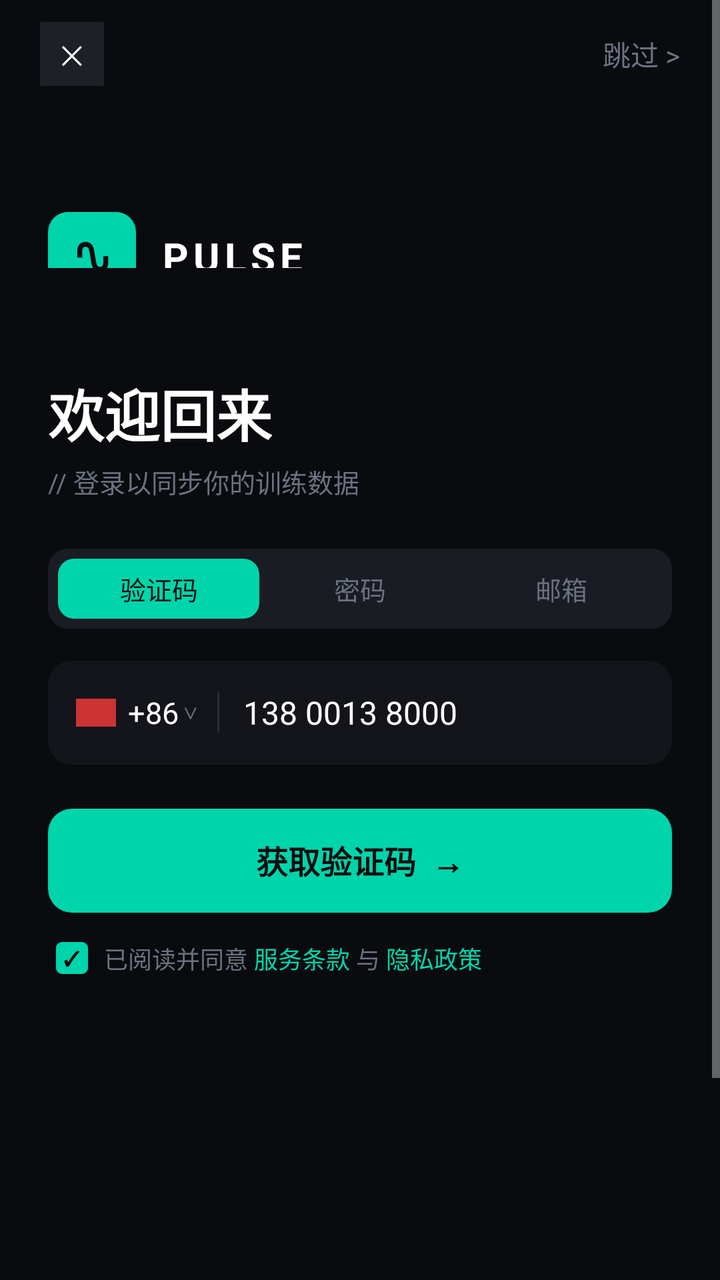
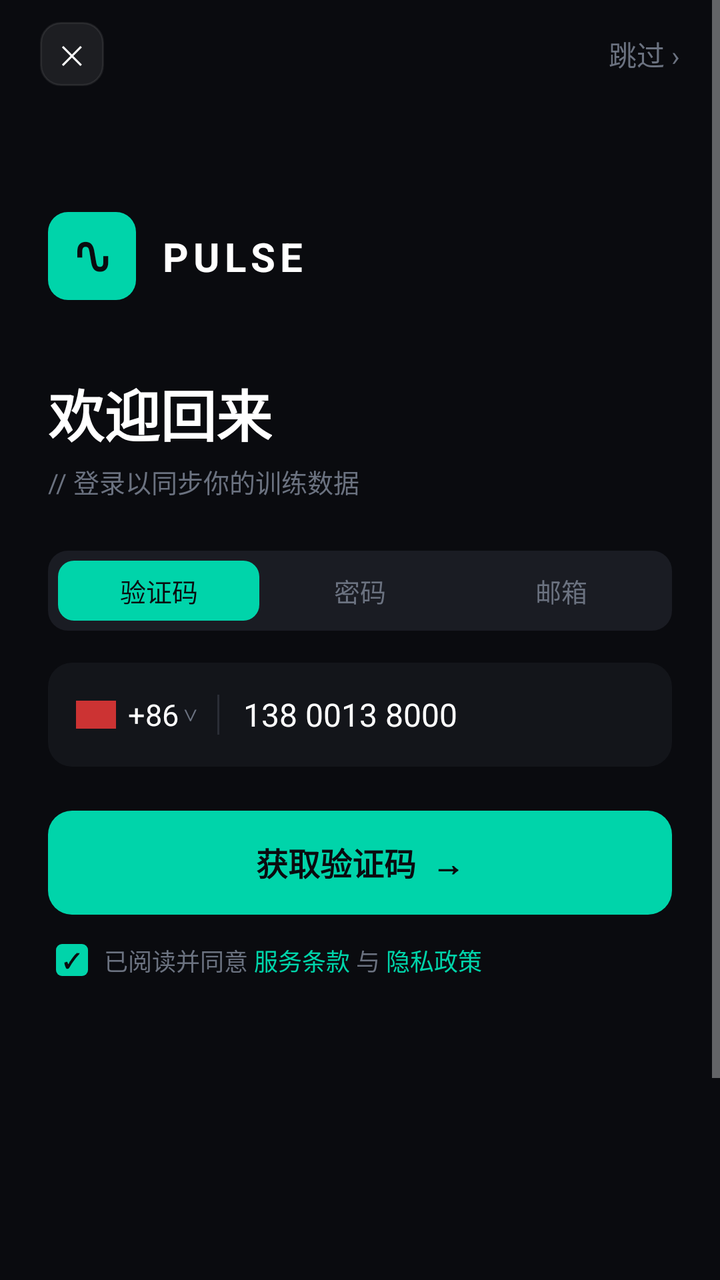

An Android layout rendered at two revisions. The XML below is the earlier revision; the diff shows what the commit changed to produce the second picture.
<!-- AndroidManifest.xml: application theme AppTheme -->
<!-- res/layout/activity_login.xml -->
<?xml version="1.0" encoding="utf-8"?>
<ScrollView xmlns:android="http://schemas.android.com/apk/res/android"
    xmlns:app="http://schemas.android.com/apk/res-auto"
    android:id="@+id/login_scroll"
    android:layout_width="match_parent"
    android:layout_height="match_parent"
    android:background="@color/login_bg"
    android:fillViewport="true">

    <androidx.constraintlayout.widget.ConstraintLayout
        android:id="@+id/login_root"
        android:layout_width="match_parent"
        android:layout_height="wrap_content"
        android:minHeight="760dp">

        
        <androidx.constraintlayout.widget.ConstraintLayout
            android:id="@+id/login_nav_bar"
            android:layout_width="0dp"
            android:layout_height="54dp"
            app:layout_constraintTop_toTopOf="parent"
            app:layout_constraintStart_toStartOf="parent"
            app:layout_constraintEnd_toEndOf="parent">

            <TextView
                android:id="@+id/login_btn_close"
                android:layout_width="32dp"
                android:layout_height="32dp"
                android:text="✕"
                android:textColor="@color/text_primary"
                android:textSize="13sp"
                android:gravity="center"
                android:background="@color/login_icon_bg"
                app:layout_constraintStart_toStartOf="parent"
                app:layout_constraintTop_toTopOf="parent"
                app:layout_constraintBottom_toBottomOf="parent"
                android:layout_marginStart="20dp" />

            <TextView
                android:id="@+id/login_btn_skip"
                android:layout_width="wrap_content"
                android:layout_height="wrap_content"
                android:text="跳过 &gt;"
                android:textColor="@color/login_text_hint"
                android:textSize="14sp"
                app:layout_constraintEnd_toEndOf="parent"
                app:layout_constraintTop_toTopOf="parent"
                app:layout_constraintBottom_toBottomOf="parent"
                android:layout_marginEnd="20dp" />

        </androidx.constraintlayout.widget.ConstraintLayout>

        
        <androidx.constraintlayout.widget.ConstraintLayout
            android:id="@+id/login_logo_section"
            android:layout_width="0dp"
            android:layout_height="80dp"
            app:layout_constraintTop_toBottomOf="@+id/login_nav_bar"
            app:layout_constraintStart_toStartOf="parent"
            app:layout_constraintEnd_toEndOf="parent">

            
            <FrameLayout
                android:id="@+id/login_logo_icon_bg"
                android:layout_width="44dp"
                android:layout_height="44dp"
                android:background="@drawable/login_bg_logo_icon"
                app:layout_constraintStart_toStartOf="parent"
                app:layout_constraintTop_toTopOf="parent"
                android:layout_marginStart="24dp"
                android:layout_marginTop="52dp">

                
                <TextView
                    android:id="@+id/login_logo_waveform"
                    android:layout_width="wrap_content"
                    android:layout_height="wrap_content"
                    android:layout_gravity="center"
                    android:text="∿"
                    android:textColor="#0A0B0F"
                    android:textSize="26sp"
                    android:textStyle="bold" />

            </FrameLayout>

            <TextView
                android:id="@+id/login_logo_name"
                android:layout_width="wrap_content"
                android:layout_height="wrap_content"
                android:text="PULSE"
                android:textColor="@color/text_primary"
                android:textSize="20sp"
                android:textStyle="bold"
                android:letterSpacing="0.12"
                app:layout_constraintStart_toEndOf="@+id/login_logo_icon_bg"
                app:layout_constraintTop_toTopOf="@+id/login_logo_icon_bg"
                app:layout_constraintBottom_toBottomOf="@+id/login_logo_icon_bg"
                android:layout_marginStart="12dp" />

        </androidx.constraintlayout.widget.ConstraintLayout>

        
        <LinearLayout
            android:id="@+id/login_title_section"
            android:layout_width="0dp"
            android:layout_height="wrap_content"
            android:orientation="vertical"
            android:paddingStart="24dp"
            android:paddingEnd="24dp"
            android:paddingTop="52dp"
            android:paddingBottom="16dp"
            app:layout_constraintTop_toBottomOf="@+id/login_logo_section"
            app:layout_constraintStart_toStartOf="parent"
            app:layout_constraintEnd_toEndOf="parent">

            <TextView
                android:id="@+id/login_text_title"
                android:layout_width="wrap_content"
                android:layout_height="wrap_content"
                android:text="欢迎回来"
                android:textColor="@color/text_primary"
                android:textSize="28sp"
                android:textStyle="bold" />

            <TextView
                android:id="@+id/login_text_subtitle"
                android:layout_width="wrap_content"
                android:layout_height="wrap_content"
                android:text="// 登录以同步你的训练数据"
                android:textColor="@color/login_text_hint"
                android:textSize="13sp"
                android:layout_marginTop="4dp" />

        </LinearLayout>

        
        <FrameLayout
            android:id="@+id/login_tabs"
            android:layout_width="0dp"
            android:layout_height="40dp"
            android:layout_marginStart="24dp"
            android:layout_marginEnd="24dp"
            android:layout_marginTop="8dp"
            android:background="@drawable/login_bg_tab_container"
            android:padding="5dp"
            app:layout_constraintTop_toBottomOf="@+id/login_title_section"
            app:layout_constraintStart_toStartOf="parent"
            app:layout_constraintEnd_toEndOf="parent">

            <LinearLayout
                android:id="@+id/login_tab_row"
                android:layout_width="match_parent"
                android:layout_height="match_parent"
                android:orientation="horizontal">

                <TextView
                    android:id="@+id/login_tab_code"
                    android:layout_width="0dp"
                    android:layout_height="match_parent"
                    android:layout_weight="1"
                    android:text="验证码"
                    android:textColor="@color/login_bg"
                    android:textSize="13sp"
                    android:gravity="center"
                    android:background="@drawable/login_bg_tab_selected" />

                <TextView
                    android:id="@+id/login_tab_password"
                    android:layout_width="0dp"
                    android:layout_height="match_parent"
                    android:layout_weight="1"
                    android:text="密码"
                    android:textColor="@color/login_text_hint"
                    android:textSize="13sp"
                    android:gravity="center" />

                <TextView
                    android:id="@+id/login_tab_email"
                    android:layout_width="0dp"
                    android:layout_height="match_parent"
                    android:layout_weight="1"
                    android:text="邮箱"
                    android:textColor="@color/login_text_hint"
                    android:textSize="13sp"
                    android:gravity="center" />

            </LinearLayout>

        </FrameLayout>

        
        <LinearLayout
            android:id="@+id/login_field_phone"
            android:layout_width="0dp"
            android:layout_height="52dp"
            android:layout_marginStart="24dp"
            android:layout_marginEnd="24dp"
            android:layout_marginTop="16dp"
            android:orientation="horizontal"
            android:background="@drawable/login_bg_input"
            android:gravity="center_vertical"
            android:paddingStart="14dp"
            android:paddingEnd="14dp"
            app:layout_constraintTop_toBottomOf="@+id/login_tabs"
            app:layout_constraintStart_toStartOf="parent"
            app:layout_constraintEnd_toEndOf="parent">

            
            <View
                android:id="@+id/login_phone_flag"
                android:layout_width="20dp"
                android:layout_height="14dp"
                android:background="#CC3333" />

            <TextView
                android:id="@+id/login_phone_code"
                android:layout_width="wrap_content"
                android:layout_height="wrap_content"
                android:text="+86"
                android:textColor="@color/text_primary"
                android:textSize="15sp"
                android:layout_marginStart="6dp" />

            <TextView
                android:id="@+id/login_phone_chevron"
                android:layout_width="wrap_content"
                android:layout_height="wrap_content"
                android:text=" ∨"
                android:textColor="@color/login_text_hint"
                android:textSize="10sp" />

            <View
                android:id="@+id/login_phone_divider"
                android:layout_width="1dp"
                android:layout_height="20dp"
                android:background="@color/login_divider"
                android:layout_marginStart="10dp"
                android:layout_marginEnd="12dp" />

            <TextView
                android:id="@+id/login_phone_number"
                android:layout_width="0dp"
                android:layout_height="wrap_content"
                android:layout_weight="1"
                android:text="138 0013 8000"
                android:textColor="@color/text_primary"
                android:textSize="16sp" />

        </LinearLayout>

        
        <FrameLayout
            android:id="@+id/login_btn_submit"
            android:layout_width="0dp"
            android:layout_height="52dp"
            android:layout_marginStart="24dp"
            android:layout_marginEnd="24dp"
            android:layout_marginTop="22dp"
            android:background="@drawable/login_bg_btn_cyan"
            app:layout_constraintTop_toBottomOf="@+id/login_field_phone"
            app:layout_constraintStart_toStartOf="parent"
            app:layout_constraintEnd_toEndOf="parent">

            <TextView
                android:id="@+id/login_btn_verify_text"
                android:layout_width="wrap_content"
                android:layout_height="wrap_content"
                android:layout_gravity="center"
                android:text="获取验证码  →"
                android:textColor="@color/login_bg"
                android:textSize="16sp"
                android:textStyle="bold" />

        </FrameLayout>

        
        <LinearLayout
            android:id="@+id/login_agreement_row"
            android:layout_width="0dp"
            android:layout_height="wrap_content"
            android:layout_marginStart="28dp"
            android:layout_marginEnd="24dp"
            android:layout_marginTop="14dp"
            android:orientation="horizontal"
            android:gravity="center_vertical"
            app:layout_constraintTop_toBottomOf="@+id/login_btn_submit"
            app:layout_constraintStart_toStartOf="parent"
            app:layout_constraintEnd_toEndOf="parent">

            
            <FrameLayout
                android:id="@+id/login_agreement_checkbox"
                android:layout_width="16dp"
                android:layout_height="16dp"
                android:background="@drawable/login_bg_checkbox_checked">

                <TextView
                    android:id="@+id/login_agreement_check_icon"
                    android:layout_width="wrap_content"
                    android:layout_height="wrap_content"
                    android:layout_gravity="center"
                    android:text="✓"
                    android:textColor="@color/login_bg"
                    android:textSize="10sp"
                    android:textStyle="bold" />

            </FrameLayout>

            <TextView
                android:id="@+id/login_agreement_prefix"
                android:layout_width="wrap_content"
                android:layout_height="wrap_content"
                android:text="已阅读并同意 "
                android:textColor="@color/login_text_hint"
                android:textSize="12sp"
                android:layout_marginStart="8dp" />

            <TextView
                android:id="@+id/login_agreement_terms"
                android:layout_width="wrap_content"
                android:layout_height="wrap_content"
                android:text="服务条款"
                android:textColor="@color/login_cyan"
                android:textSize="12sp" />

            <TextView
                android:id="@+id/login_agreement_and"
                android:layout_width="wrap_content"
                android:layout_height="wrap_content"
                android:text=" 与 "
                android:textColor="@color/login_text_hint"
                android:textSize="12sp" />

            <TextView
                android:id="@+id/login_agreement_privacy"
                android:layout_width="wrap_content"
                android:layout_height="wrap_content"
                android:text="隐私政策"
                android:textColor="@color/login_cyan"
                android:textSize="12sp" />

        </LinearLayout>

        
        <androidx.constraintlayout.widget.ConstraintLayout
            android:id="@+id/login_divider_section"
            android:layout_width="0dp"
            android:layout_height="16dp"
            android:layout_marginTop="160dp"
            app:layout_constraintTop_toBottomOf="@+id/login_agreement_row"
            app:layout_constraintStart_toStartOf="parent"
            app:layout_constraintEnd_toEndOf="parent">

            <View
                android:id="@+id/login_divider_left"
                android:layout_width="0dp"
                android:layout_height="1dp"
                android:background="@color/login_divider"
                app:layout_constraintStart_toStartOf="parent"
                app:layout_constraintEnd_toStartOf="@+id/login_divider_label"
                app:layout_constraintTop_toTopOf="parent"
                app:layout_constraintBottom_toBottomOf="parent"
                android:layout_marginStart="24dp"
                android:layout_marginEnd="12dp" />

            <TextView
                android:id="@+id/login_divider_label"
                android:layout_width="95dp"
                android:layout_height="wrap_content"
                android:text="OR · 其他方式"
                android:textColor="@color/login_text_hint"
                android:textSize="12sp"
                app:layout_constraintStart_toStartOf="parent"
                app:layout_constraintEnd_toEndOf="parent"
                app:layout_constraintTop_toTopOf="parent"
                app:layout_constraintBottom_toBottomOf="parent" />

            <View
                android:id="@+id/login_divider_right"
                android:layout_width="0dp"
                android:layout_height="1dp"
                android:background="@color/login_divider"
                app:layout_constraintStart_toEndOf="@+id/login_divider_label"
                app:layout_constraintEnd_toEndOf="parent"
                app:layout_constraintTop_toTopOf="parent"
                app:layout_constraintBottom_toBottomOf="parent"
                android:layout_marginStart="12dp"
                android:layout_marginEnd="24dp" />

        </androidx.constraintlayout.widget.ConstraintLayout>

        
        <LinearLayout
            android:id="@+id/login_social_row"
            android:layout_width="0dp"
            android:layout_height="54dp"
            android:layout_marginStart="24dp"
            android:layout_marginEnd="24dp"
            android:layout_marginTop="15dp"
            android:orientation="horizontal"
            android:gravity="center"
            app:layout_constraintTop_toBottomOf="@+id/login_divider_section"
            app:layout_constraintStart_toStartOf="parent"
            app:layout_constraintEnd_toEndOf="parent">

            <FrameLayout
                android:id="@+id/login_btn_wechat"
                android:layout_width="54dp"
                android:layout_height="54dp"
                android:layout_marginEnd="18dp"
                android:background="@drawable/login_bg_icon_btn">
                <TextView
                    android:id="@+id/login_social_wechat_icon"
                    android:layout_width="wrap_content"
                    android:layout_height="wrap_content"
                    android:layout_gravity="center"
                    android:text="微"
                    android:textColor="@color/login_cyan"
                    android:textSize="18sp"
                    android:textStyle="bold" />
            </FrameLayout>

            <FrameLayout
                android:id="@+id/login_btn_apple"
                android:layout_width="54dp"
                android:layout_height="54dp"
                android:layout_marginEnd="18dp"
                android:background="@drawable/login_bg_icon_btn">
                <TextView
                    android:id="@+id/login_social_apple_icon"
                    android:layout_width="wrap_content"
                    android:layout_height="wrap_content"
                    android:layout_gravity="center"
                    android:text=""
                    android:textColor="@color/text_primary"
                    android:textSize="22sp" />
            </FrameLayout>

            <FrameLayout
                android:id="@+id/login_btn_quicklogin"
                android:layout_width="54dp"
                android:layout_height="54dp"
                android:layout_marginEnd="18dp"
                android:background="@drawable/login_bg_icon_btn">
                <TextView
                    android:id="@+id/login_social_phone_icon"
                    android:layout_width="wrap_content"
                    android:layout_height="wrap_content"
                    android:layout_gravity="center"
                    android:text="▦"
                    android:textColor="@color/text_primary"
                    android:textSize="18sp" />
            </FrameLayout>

            <FrameLayout
                android:id="@+id/login_btn_account"
                android:layout_width="54dp"
                android:layout_height="54dp"
                android:background="@drawable/login_bg_icon_btn">
                <TextView
                    android:id="@+id/login_social_guest_icon"
                    android:layout_width="wrap_content"
                    android:layout_height="wrap_content"
                    android:layout_gravity="center"
                    android:text="♟"
                    android:textColor="@color/text_primary"
                    android:textSize="20sp" />
            </FrameLayout>

        </LinearLayout>

        
        <View
            android:id="@+id/login_home_indicator"
            android:layout_width="134dp"
            android:layout_height="5dp"
            android:layout_marginBottom="8dp"
            android:background="@color/login_text_sub"
            app:layout_constraintBottom_toBottomOf="parent"
            app:layout_constraintStart_toStartOf="parent"
            app:layout_constraintEnd_toEndOf="parent" />

    </androidx.constraintlayout.widget.ConstraintLayout>

</ScrollView>
<!-- resources referenced by this layout -->
<resources>
  <color name="login_bg">#0A0B0F</color>
  <color name="login_cyan">#00D4AA</color>
  <color name="login_divider">#2A2D36</color>
  <color name="login_icon_bg">#1E2028</color>
  <color name="login_text_hint">#6B7280</color>
  <color name="login_text_sub">#4B5563</color>
  <color name="text_primary">#FFFFFF</color>
  <!-- drawable login_bg_btn_cyan (drawable) -->
  <?xml version="1.0" encoding="utf-8"?>
  <shape xmlns:android="http://schemas.android.com/apk/res/android">
      <solid android:color="@color/login_cyan" />
      <corners android:radius="12dp" />
  </shape>
  <!-- drawable login_bg_checkbox_checked (drawable) -->
  <?xml version="1.0" encoding="utf-8"?>
  <shape xmlns:android="http://schemas.android.com/apk/res/android">
      <solid android:color="@color/login_cyan" />
      <corners android:radius="3dp" />
  </shape>
  <!-- drawable login_bg_icon_btn (drawable) -->
  <?xml version="1.0" encoding="utf-8"?>
  <shape xmlns:android="http://schemas.android.com/apk/res/android">
      <solid android:color="@color/login_icon_bg" />
      <corners android:radius="27dp" />
  </shape>
  <!-- drawable login_bg_input (drawable) -->
  <?xml version="1.0" encoding="utf-8"?>
  <shape xmlns:android="http://schemas.android.com/apk/res/android">
      <solid android:color="@color/login_input_bg" />
      <corners android:radius="12dp" />
  </shape>
  <!-- drawable login_bg_logo_icon (drawable) -->
  <?xml version="1.0" encoding="utf-8"?>
  <shape xmlns:android="http://schemas.android.com/apk/res/android">
      <solid android:color="@color/login_cyan" />
      <corners android:radius="10dp" />
  </shape>
  <!-- drawable login_bg_tab_container (drawable) -->
  <?xml version="1.0" encoding="utf-8"?>
  <shape xmlns:android="http://schemas.android.com/apk/res/android">
      <solid android:color="@color/login_tab_bg" />
      <corners android:radius="10dp" />
  </shape>
  <!-- drawable login_bg_tab_selected (drawable) -->
  <?xml version="1.0" encoding="utf-8"?>
  <shape xmlns:android="http://schemas.android.com/apk/res/android">
      <solid android:color="@color/login_cyan" />
      <corners android:radius="8dp" />
  </shape>
  <style name="AppTheme" parent="Theme.AppCompat.NoActionBar">
          <item name="colorPrimary">@color/primary</item>
          <item name="colorPrimaryDark">@color/primary_dark</item>
          <item name="colorAccent">@color/accent</item>
          <item name="android:windowBackground">@color/bg_dark</item>
      </style>
  <color name="login_input_bg">#13151A</color>
  <color name="login_tab_bg">#1A1C23</color>
  <color name="primary">#6200EE</color>
  <color name="primary_dark">#3700B3</color>
  <color name="accent">#03DAC6</color>
  <color name="bg_dark">#0D0D1A</color>
</resources>

<!-- the commit's change to res/layout/activity_login.xml (unified diff, before → after) -->
@@ -30,7 +30,7 @@
                 android:textColor="@color/text_primary"
                 android:textSize="13sp"
                 android:gravity="center"
-                android:background="@color/login_icon_bg"
+                android:background="@drawable/login_bg_close_btn"
                 app:layout_constraintStart_toStartOf="parent"
                 app:layout_constraintTop_toTopOf="parent"
                 app:layout_constraintBottom_toBottomOf="parent"
@@ -40,7 +40,7 @@
                 android:id="@+id/login_btn_skip"
                 android:layout_width="wrap_content"
                 android:layout_height="wrap_content"
-                android:text="跳过 &gt;"
+                android:text="跳过 ›"
                 android:textColor="@color/login_text_hint"
                 android:textSize="14sp"
                 app:layout_constraintEnd_toEndOf="parent"
@@ -54,7 +54,8 @@
         <androidx.constraintlayout.widget.ConstraintLayout
             android:id="@+id/login_logo_section"
             android:layout_width="0dp"
-            android:layout_height="80dp"
+            android:layout_height="wrap_content"
+            android:paddingBottom="16dp"
             app:layout_constraintTop_toBottomOf="@+id/login_nav_bar"
             app:layout_constraintStart_toStartOf="parent"
             app:layout_constraintEnd_toEndOf="parent">
@@ -107,8 +108,8 @@
             android:orientation="vertical"
             android:paddingStart="24dp"
             android:paddingEnd="24dp"
-            android:paddingTop="52dp"
-            android:paddingBottom="16dp"
+            android:paddingTop="20dp"
+            android:paddingBottom="17dp"
             app:layout_constraintTop_toBottomOf="@+id/login_logo_section"
             app:layout_constraintStart_toStartOf="parent"
             app:layout_constraintEnd_toEndOf="parent">
@@ -346,7 +347,7 @@
             android:id="@+id/login_divider_section"
             android:layout_width="0dp"
             android:layout_height="16dp"
-            android:layout_marginTop="160dp"
+            android:layout_marginTop="159dp"
             app:layout_constraintTop_toBottomOf="@+id/login_agreement_row"
             app:layout_constraintStart_toStartOf="parent"
             app:layout_constraintEnd_toEndOf="parent">
<!-- resource entries referenced after the edit -->
@@ -18,6 +18,13 @@
   <shape xmlns:android="http://schemas.android.com/apk/res/android">
       <solid android:color="@color/login_cyan" />
       <corners android:radius="3dp" />
+  </shape>
+  <!-- drawable login_bg_close_btn (drawable) -->
+  <?xml version="1.0" encoding="utf-8"?>
+  <shape xmlns:android="http://schemas.android.com/apk/res/android">
+      <solid android:color="#14FFFFFF" />
+      <stroke android:width="1dp" android:color="#14FFFFFF" />
+      <corners android:radius="10dp" />
   </shape>
   <!-- drawable login_bg_icon_btn (drawable) -->
   <?xml version="1.0" encoding="utf-8"?>
